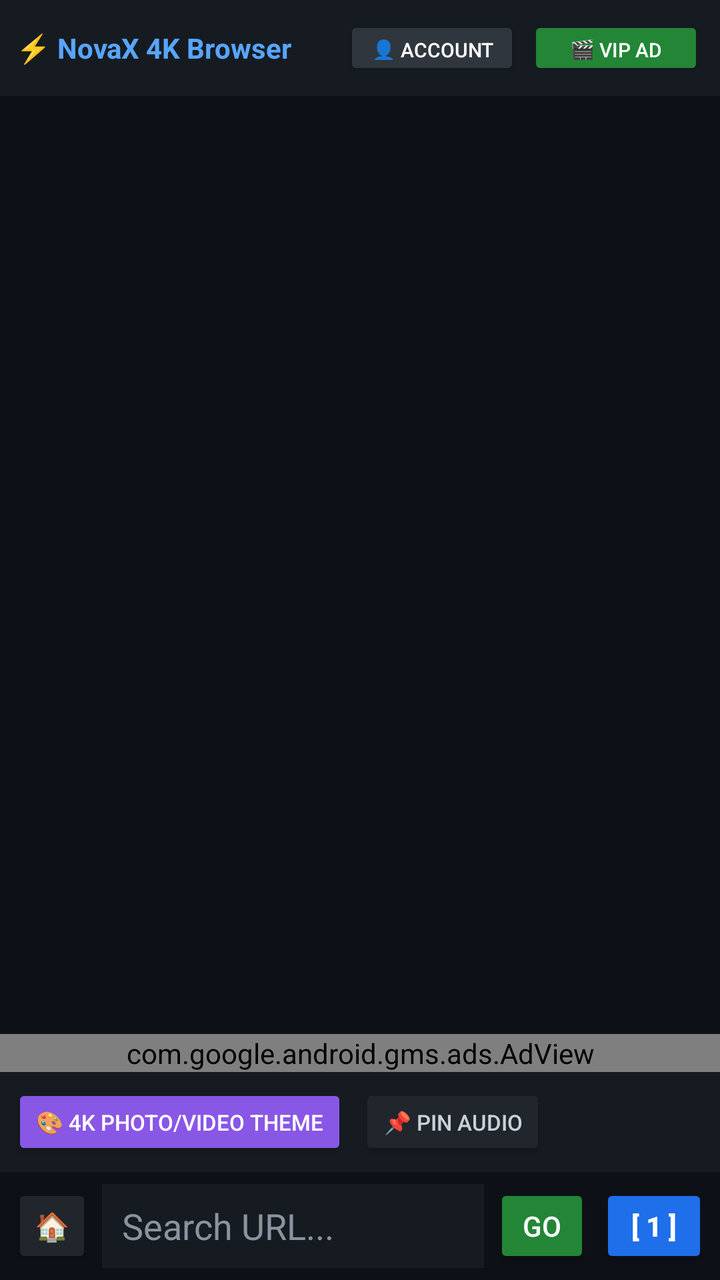
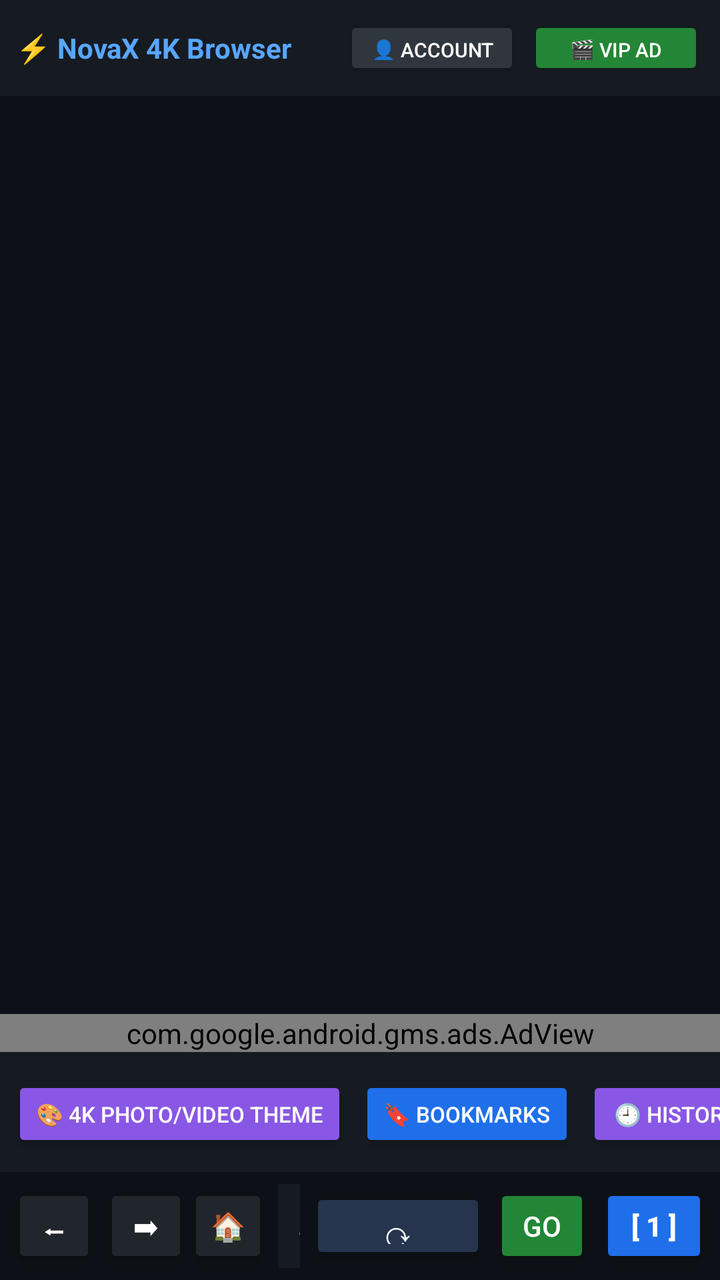

Before-and-after screenshots of an Android layout around one commit, followed by the original layout XML and the change that was made.
<!-- AndroidManifest.xml: application theme Theme.AppCompat.DayNight.NoActionBar -->
<!-- res/layout/activity_main.xml -->
<?xml version="1.0" encoding="utf-8"?>
<LinearLayout xmlns:android="http://schemas.android.com/apk/res/android"
    xmlns:ads="http://schemas.android.com/apk/res-auto"
    android:layout_width="match_parent"
    android:layout_height="match_parent"
    android:orientation="vertical"
    android:background="#0D1117">

    <LinearLayout
        android:id="@+id/topBar"
        android:layout_width="match_parent"
        android:layout_height="wrap_content"
        android:background="#161B22"
        android:padding="8dp"
        android:gravity="center_vertical">
        <TextView
            android:id="@+id/tvBrand"
            android:layout_width="0dp"
            android:layout_height="wrap_content"
            android:layout_weight="1"
            android:text="⚡ NovaX 4K Browser"
            android:textColor="#58A6FF"
            android:textStyle="bold"
            android:textSize="14sp" />
        <Button
            android:id="@+id/btnAdminPanel"
            android:layout_width="wrap_content"
            android:layout_height="32dp"
            android:text="⚙️ Admin"
            android:textSize="10sp"
            android:textColor="#161B22"
            android:backgroundTint="#D4AF37"
            android:layout_marginEnd="4dp"
            android:visibility="gone" />
        <Button
            android:id="@+id/btnLogin"
            android:layout_width="wrap_content"
            android:layout_height="32dp"
            android:text="👤 Account"
            android:textSize="10sp"
            android:textColor="#FFFFFF"
            android:backgroundTint="#30363D"
            android:layout_marginEnd="4dp" />
        <Button
            android:id="@+id/btnVipAd"
            android:layout_width="wrap_content"
            android:layout_height="32dp"
            android:text="🎬 VIP Ad"
            android:textSize="10sp"
            android:textColor="#FFFFFF"
            android:backgroundTint="#238636" />
    </LinearLayout>

    <LinearLayout
        android:id="@+id/miniPlayerBar"
        android:layout_width="match_parent"
        android:layout_height="wrap_content"
        android:background="#1F6FEB"
        android:padding="6dp"
        android:gravity="center_vertical"
        android:visibility="gone">
        <TextView
            android:id="@+id/tvMiniPlayerTitle"
            android:layout_width="0dp"
            android:layout_height="wrap_content"
            android:layout_weight="1"
            android:text="🎵 Playing in Background..."
            android:textColor="#FFFFFF"
            android:textSize="12sp"
            android:singleLine="true"
            android:textStyle="bold" />
        <Button
            android:id="@+id/btnMiniPlayPause"
            android:layout_width="68dp"
            android:layout_height="32dp"
            android:text="⏯️ Play"
            android:textSize="10sp"
            android:backgroundTint="#0D1117"
            android:textColor="#FFFFFF" />
        <Button
            android:id="@+id/btnMiniClose"
            android:layout_width="36dp"
            android:layout_height="32dp"
            android:layout_marginStart="4dp"
            android:text="✖"
            android:textSize="10sp"
            android:backgroundTint="#DA3633"
            android:textColor="#FFFFFF" />
    </LinearLayout>

    <ProgressBar
        android:id="@+id/progressBar"
        style="?android:attr/progressBarStyleHorizontal"
        android:layout_width="match_parent"
        android:layout_height="3dp"
        android:visibility="gone" />

    <FrameLayout
        android:id="@+id/webContainer"
        android:layout_width="match_parent"
        android:layout_height="0dp"
        android:layout_weight="1" />

    <com.google.android.gms.ads.AdView
        android:id="@+id/adView"
        android:layout_width="match_parent"
        android:layout_height="wrap_content"
        android:background="#0D1117"
        ads:adSize="BANNER"
        ads:adUnitId="ca-app-pub-3940256099942544/6300978111" />

    <HorizontalScrollView
        android:layout_width="match_parent"
        android:layout_height="wrap_content"
        android:background="#161B22"
        android:scrollbars="none">
        <LinearLayout
            android:layout_width="wrap_content"
            android:layout_height="wrap_content"
            android:orientation="horizontal"
            android:padding="6dp">
            <Button
                android:id="@+id/btnWallpaper"
                android:layout_width="wrap_content"
                android:layout_height="38dp"
                android:text="🎨 4K Photo/Video Theme"
                android:textSize="11sp"
                android:layout_marginEnd="6dp"
                android:backgroundTint="#8957E5"
                android:textColor="#FFFFFF" />
            <Button
                android:id="@+id/btnPinAudio"
                android:layout_width="wrap_content"
                android:layout_height="38dp"
                android:text="📌 Pin Audio"
                android:textSize="11sp"
                android:layout_marginEnd="6dp"
                android:backgroundTint="#21262D"
                android:textColor="#C9D1D9" />
        </LinearLayout>
    </HorizontalScrollView>

    <LinearLayout
        android:layout_width="match_parent"
        android:layout_height="wrap_content"
        android:background="#0D1117"
        android:padding="6dp"
        android:gravity="center_vertical">
        <Button
            android:id="@+id/btnHome"
            android:layout_width="40dp"
            android:layout_height="42dp"
            android:text="🏠"
            android:backgroundTint="#21262D"
            android:textColor="#FFFFFF" />
        <EditText
            android:id="@+id/etUrl"
            android:layout_width="0dp"
            android:layout_height="42dp"
            android:layout_weight="1"
            android:layout_marginStart="5dp"
            android:layout_marginEnd="5dp"
            android:background="#161B22"
            android:hint="Search URL..."
            android:textColorHint="#8B949E"
            android:textColor="#FFFFFF"
            android:paddingStart="10dp"
            android:singleLine="true"
            android:inputType="textUri" />
        <Button
            android:id="@+id/btnGo"
            android:layout_width="48dp"
            android:layout_height="42dp"
            android:text="GO"
            android:backgroundTint="#238636"
            android:textColor="#FFFFFF" />
        <Button
            android:id="@+id/btnTabs"
            android:layout_width="54dp"
            android:layout_height="42dp"
            android:layout_marginStart="5dp"
            android:text="[ 1 ]"
            android:textStyle="bold"
            android:backgroundTint="#1F6FEB"
            android:textColor="#FFFFFF" />
    </LinearLayout>
</LinearLayout>
<!-- resources referenced by this layout -->
<resources>

</resources>

<!-- the commit's change to res/layout/activity_main.xml (unified diff, before → after) -->
@@ -129,6 +129,106 @@
                 android:backgroundTint="#8957E5"
                 android:textColor="#FFFFFF" />
             <Button
+                android:id="@+id/btnBookmarks"
+                android:layout_width="wrap_content"
+                android:layout_height="38dp"
+                android:text="🔖 Bookmarks"
+                android:textSize="11sp"
+                android:layout_marginEnd="6dp"
+                android:backgroundTint="#1F6FEB"
+                android:textColor="#FFFFFF" />
+            <Button
+                android:id="@+id/btnHistory"
+                android:layout_width="wrap_content"
+                android:layout_height="38dp"
+                android:text="🕘 History"
+                android:textSize="11sp"
+                android:layout_marginEnd="6dp"
+                android:backgroundTint="#8957E5"
+                android:textColor="#FFFFFF" />
+            <Button
+                android:id="@+id/btnQuickLinks"
+                android:layout_width="wrap_content"
+                android:layout_height="38dp"
+                android:text="🌐 Links"
+                android:textSize="11sp"
+                android:layout_marginEnd="6dp" />
+            <Button
+                android:id="@+id/btnClearData"
+                android:layout_width="wrap_content"
+                android:layout_height="38dp"
+                android:text="🗑 Clear"
+                android:textSize="11sp"
+                android:layout_marginEnd="6dp" />
+            <Button
+                android:id="@+id/btnDownloads"
+                android:layout_width="wrap_content"
+                android:layout_height="38dp"
+                android:text="📥 Downloads"
+                android:textSize="11sp"
+                android:layout_marginEnd="6dp" />
+            <Button
+                android:id="@+id/btnSettings"
+                android:layout_width="wrap_content"
+                android:layout_height="38dp"
+                android:text="⚙ Settings"
+                android:textSize="11sp"
+                android:layout_marginEnd="6dp" />
+        <Button
+            android:id="@+id/btnDesktopMode"
+            android:layout_width="wrap_content"
+            android:layout_height="wrap_content"
+            android:text="Desktop Mode" />
+        <Button
+            android:id="@+id/btnWebsiteTools"
+            android:layout_width="wrap_content"
+            android:layout_height="wrap_content"
+            android:text="Website Tools" />
+        <Button
+            android:id="@+id/btnSharePage"
+            android:layout_width="wrap_content"
+            android:layout_height="wrap_content"
+            android:text="Share Page" />
+        <Button
+            android:id="@+id/btnQrScanner"
+            android:layout_width="wrap_content"
+            android:layout_height="wrap_content"
+            android:text="QR Scanner" />
+        <Button
+            android:id="@+id/btnRestoreSession"
+            android:layout_width="wrap_content"
+            android:layout_height="wrap_content"
+            android:text="Restore Session" />
+        <Button
+            android:id="@+id/btnSpeakPage"
+            android:layout_width="wrap_content"
+            android:layout_height="wrap_content"
+            android:text="Read Aloud" />
+        <Button
+            android:id="@+id/btnFindPage"
+            android:layout_width="wrap_content"
+            android:layout_height="wrap_content"
+            android:text="Find in Page" />
+        <Button
+            android:id="@+id/btnReadingMode"
+            android:layout_width="wrap_content"
+            android:layout_height="wrap_content"
+            android:text="Reading Mode" />
+        <Button
+            android:id="@+id/btnSearchEngine"
+            android:layout_width="wrap_content"
+            android:layout_height="wrap_content"
+            android:text="Search Engine" />
+
+
+            <Button
+                android:id="@+id/btnIncognito"
+                android:layout_width="wrap_content"
+                android:layout_height="38dp"
+                android:text="🕵 Private"
+                android:textSize="11sp"
+                android:layout_marginEnd="6dp" />
+            <Button
                 android:id="@+id/btnPinAudio"
                 android:layout_width="wrap_content"
                 android:layout_height="38dp"
@@ -146,6 +246,23 @@
         android:background="#0D1117"
         android:padding="6dp"
         android:gravity="center_vertical">
+        <Button
+            android:id="@+id/btnBack"
+            android:layout_width="42dp"
+            android:layout_height="42dp"
+            android:text="⬅"
+            android:contentDescription="Back"
+            android:backgroundTint="#21262D"
+            android:textColor="#FFFFFF" />
+        <Button
+            android:id="@+id/btnForward"
+            android:layout_width="42dp"
+            android:layout_height="42dp"
+            android:layout_marginStart="4dp"
+            android:text="➡"
+            android:contentDescription="Forward"
+            android:backgroundTint="#21262D"
+            android:textColor="#FFFFFF" />
         <Button
             android:id="@+id/btnHome"
             android:layout_width="40dp"
@@ -168,6 +285,15 @@
             android:singleLine="true"
             android:inputType="textUri" />
         <Button
+                android:id="@+id/btnRefresh"
+                android:layout_width="wrap_content"
+                android:layout_height="38dp"
+                android:text="⟳"
+                android:textSize="18sp"
+                android:layout_marginEnd="4dp"
+                android:backgroundTint="#26354D"
+                android:textColor="#FFFFFF" />
+            <Button
             android:id="@+id/btnGo"
             android:layout_width="48dp"
             android:layout_height="42dp"
